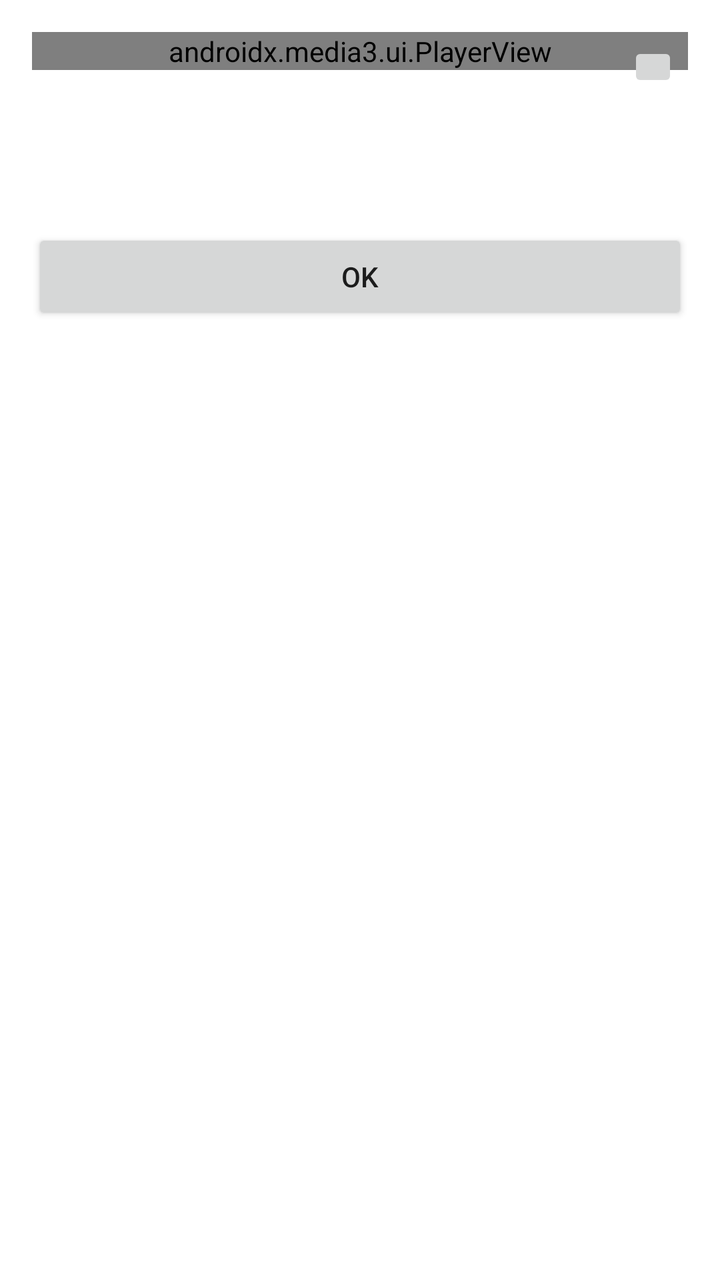
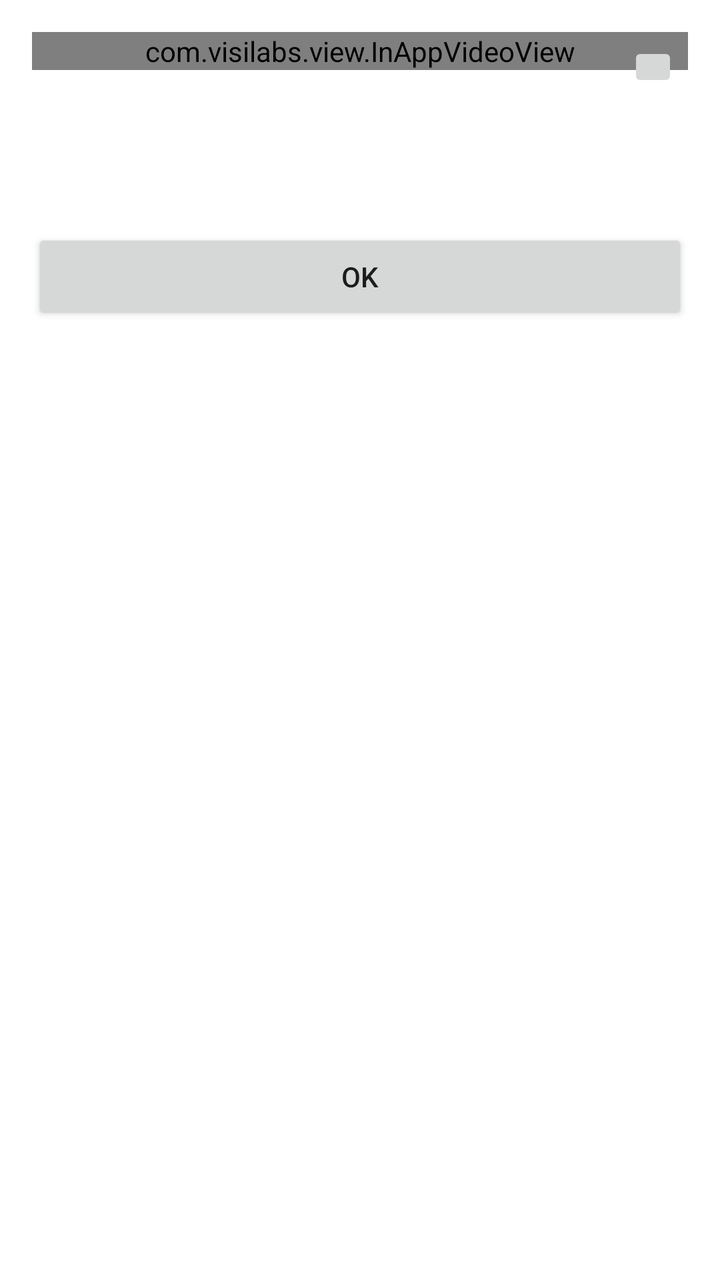

Before-and-after screenshots of an Android layout around one commit, followed by the original layout XML and the change that was made.
<!-- AndroidManifest.xml: activity theme Theme.AppCompat.Light.Dialog.Alert -->
<!-- res/layout/activity_template.xml -->
<?xml version="1.0" encoding="utf-8"?>
<LinearLayout xmlns:android="http://schemas.android.com/apk/res/android"
    xmlns:app="http://schemas.android.com/apk/res-auto"
    xmlns:tools="http://schemas.android.com/tools"
    android:id="@+id/ll_back"
    android:layout_width="match_parent"
    android:layout_height="wrap_content"
    android:orientation="vertical">

    <ScrollView
        android:id="@+id/sw_back"
        android:layout_width="match_parent"
        android:layout_height="wrap_content">

        <FrameLayout
            android:layout_width="match_parent"
            android:layout_height="wrap_content"
            android:gravity="center"
            android:orientation="vertical">

            <LinearLayout
                android:layout_width="match_parent"
                android:layout_height="wrap_content"
                android:orientation="vertical"
                tools:ignore="WebViewLayout">

                <ImageView
                    android:id="@+id/iv_template"
                    android:layout_width="match_parent"
                    android:layout_height="wrap_content"
                    android:layout_gravity="center_horizontal"
                    android:adjustViewBounds="true" />

                <androidx.media3.ui.PlayerView
                    android:id="@+id/video_view"
                    android:layout_width="match_parent"
                    android:layout_height="wrap_content"
                    app:use_controller="false"
                    app:resize_mode="fixed_width"/>

                <WebView
                    android:id="@+id/web_view_inapp"
                    android:layout_width="match_parent"
                    android:layout_height="wrap_content"
                    android:layout_gravity="center_horizontal"
                    android:visibility="gone"
                    />

                <LinearLayout
                    android:id="@+id/ll_text_container"
                    android:layout_width="match_parent"
                    android:layout_height="wrap_content"
                    android:orientation="vertical"
                    android:visibility="visible">

                    <TextView
                        android:id="@+id/tv_title"
                        android:layout_width="match_parent"
                        android:layout_height="wrap_content"
                        android:paddingTop="10dp"
                        android:paddingBottom="10dp"
                        android:ellipsize="end"
                        android:gravity="center"
                        android:textColor="#fff"
                        android:textSize="15sp"
                        android:textStyle="bold" />

                    <TextView
                        android:id="@+id/tv_body"
                        android:layout_width="match_parent"
                        android:layout_height="wrap_content"
                        android:ellipsize="end"
                        android:gravity="center"
                        android:paddingLeft="10dp"
                        android:paddingTop="10dp"
                        android:paddingRight="10dp"
                        android:paddingBottom="10dp" />

                    <FrameLayout
                        android:id="@+id/ll_coupon_container"
                        android:layout_width="match_parent"
                        android:layout_height="wrap_content"
                        android:visibility="gone">

                        <TextView
                            android:id="@+id/tv_coupon_code"
                            android:layout_width="match_parent"
                            android:layout_height="wrap_content"
                            android:ellipsize="end"
                            android:gravity="center"
                            android:layout_gravity="center"
                            android:paddingLeft="10dp"
                            android:paddingTop="5dp"
                            android:paddingRight="10dp"
                            android:paddingBottom="5dp"
                            android:text="@string/coupon_code" />

                        <ImageView
                            android:layout_width="wrap_content"
                            android:layout_height="wrap_content"
                            android:background="@drawable/content_copy_24"
                            android:layout_gravity="center|end"
                            android:layout_marginRight="8dp"
                            android:layout_marginEnd="8dp" />

                    </FrameLayout>



                </LinearLayout>

                <com.visilabs.view.SmileRating
                    android:id="@+id/smileRating"
                    android:layout_width="wrap_content"
                    android:layout_height="wrap_content"
                    android:layout_marginBottom="10dp"
                    android:visibility="gone"
                    app:isIndicator="false" />

                <RatingBar
                    android:id="@+id/ratingBar"
                    android:layout_width="wrap_content"
                    android:layout_height="wrap_content"
                    android:layout_gravity="center"
                    android:layout_marginBottom="10dp"
                    android:layout_weight="1"
                    android:isIndicator="false"
                    android:numStars="5"
                    android:stepSize="0.5"
                    android:visibility="gone" />

                <com.visilabs.view.NpsWithNumbersView
                    android:id="@+id/npsWithNumbersView"
                    android:layout_width="wrap_content"
                    android:layout_height="wrap_content"
                    android:layout_gravity="center"
                    android:layout_marginTop="10dp"
                    android:layout_marginBottom="10dp"
                    android:layout_marginRight="4dp"
                    android:layout_marginLeft="4dp"
                    android:layout_weight="1"
                    android:visibility="gone" />

                <LinearLayout
                    android:id="@+id/ll_button_container"
                    android:layout_width="match_parent"
                    android:layout_height="wrap_content"
                    android:orientation="horizontal">

                    <Button
                        android:id="@+id/btn_template"
                        android:layout_width="0dp"
                        android:layout_height="wrap_content"
                        android:layout_gravity="center"
                        android:layout_weight="1"
                        android:padding="5dp"
                        android:text="@string/OK"
                        android:textAllCaps="false" />

                    <Button
                        android:id="@+id/btn_template_second"
                        android:layout_width="0dp"
                        android:layout_height="wrap_content"
                        android:layout_gravity="center"
                        android:layout_marginStart="16dp"
                        android:layout_weight="1"
                        android:padding="5dp"
                        android:text="@string/OK"
                        android:textAllCaps="false"
                        android:visibility="gone" />
                </LinearLayout>
            </LinearLayout>

            <ImageButton
                android:id="@+id/ib_close"
                android:layout_width="25dp"
                android:layout_height="25dp"
                android:layout_gravity="top|right"
                android:layout_margin="5dp"
                android:textColor="#fff" />

        </FrameLayout>
    </ScrollView>
</LinearLayout>
<!-- resources referenced by this layout -->
<resources>
  <!-- drawable content_copy_24 (drawable) -->
  <vector xmlns:android="http://schemas.android.com/apk/res/android" xmlns:aapt="http://schemas.android.com/aapt"
      android:viewportWidth="210.107"
      android:viewportHeight="210.107"
      android:width="24dp"
      android:height="24dp">
      <path
          android:pathData="M168.506 0H80.235C67.413 0 56.981 10.432 56.981 23.254v2.854h-15.38c-12.822 0 -23.254 10.432 -23.254 23.254v137.492c0 12.822 10.432 23.254 23.254 23.254h88.271c12.822 0 23.253 -10.432 23.253 -23.254V184h15.38c12.822 0 23.254 -10.432 23.254 -23.254V23.254C191.76 10.432 181.328 0 168.506 0zM138.126 186.854c0 4.551 -3.703 8.254 -8.253 8.254H41.601c-4.551 0 -8.254 -3.703 -8.254 -8.254V49.361c0 -4.551 3.703 -8.254 8.254 -8.254h88.271c4.551 0 8.253 3.703 8.253 8.254V186.854zM176.76 160.746c0 4.551 -3.703 8.254 -8.254 8.254h-15.38V49.361c0 -12.822 -10.432 -23.254 -23.253 -23.254H71.981v-2.854c0 -4.551 3.703 -8.254 8.254 -8.254h88.271c4.551 0 8.254 3.703 8.254 8.254V160.746z"
          android:fillColor="#1D1D1B" />
  </vector>
  <string name="OK">OK</string>
  <string name="coupon_code">Coupon Code</string>
</resources>

<!-- the commit's change to res/layout/activity_template.xml (unified diff, before → after) -->
@@ -31,12 +31,10 @@
                     android:layout_gravity="center_horizontal"
                     android:adjustViewBounds="true" />
 
-                <androidx.media3.ui.PlayerView
+                <com.visilabs.view.InAppVideoView
                     android:id="@+id/video_view"
                     android:layout_width="match_parent"
-                    android:layout_height="wrap_content"
-                    app:use_controller="false"
-                    app:resize_mode="fixed_width"/>
+                    android:layout_height="wrap_content"/>
 
                 <WebView
                     android:id="@+id/web_view_inapp"
